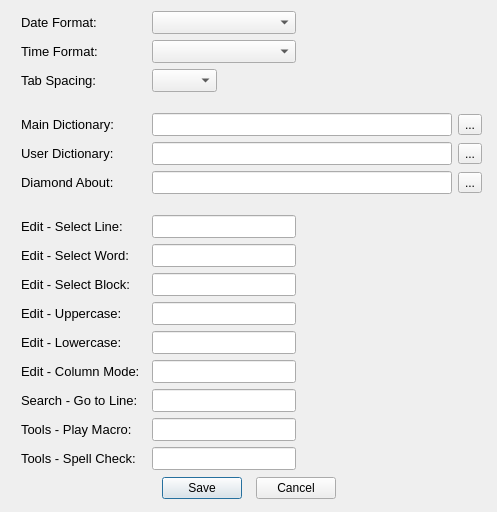
Old version of the form dialog_options.ui in the repository copperspice/diamond.
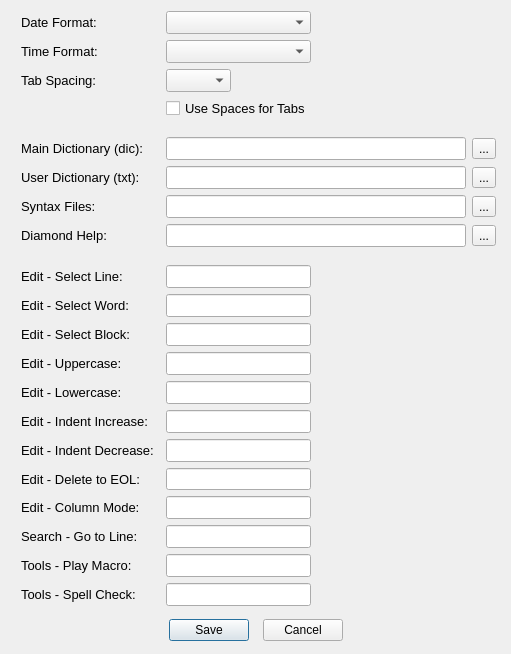
New version of the form. Custom widgets are drawn as their Qt base class.

```diff
--- a/dialog_options.ui
+++ b/dialog_options.ui
@@ -9,8 +9,8 @@
    <rect>
     <x>0</x>
     <y>0</y>
-    <width>496</width>
-    <height>493</height>
+    <width>511</width>
+    <height>654</height>
    </rect>
   </property>
   <property name="windowTitle">
@@ -26,118 +26,12 @@
    <property name="rightMargin">
     <number>15</number>
    </property>
-   <item row="9" column="3">
-    <widget class="KeyLineEdit" name="key_selectWord">
-     <property name="font">
-      <font>
-       <pointsize>10</pointsize>
-      </font>
-     </property>
-    </widget>
-   </item>
-   <item row="1" column="4" colspan="3">
-    <spacer name="horizontalSpacer_3">
-     <property name="orientation">
-      <enum>Qt::Horizontal</enum>
-     </property>
-     <property name="sizeType">
-      <enum>QSizePolicy::Fixed</enum>
-     </property>
-     <property name="sizeHint" stdset="0">
-      <size>
-       <width>125</width>
-       <height>20</height>
-      </size>
-     </property>
-    </spacer>
-   </item>
-   <item row="2" column="1">
-    <widget class="QLabel" name="label_2">
-     <property name="minimumSize">
-      <size>
-       <width>0</width>
-       <height>20</height>
-      </size>
-     </property>
-     <property name="font">
-      <font>
-       <pointsize>10</pointsize>
-      </font>
-     </property>
-     <property name="text">
-      <string>Tab Spacing:</string>
-     </property>
-    </widget>
-   </item>
-   <item row="13" column="3">
-    <widget class="KeyLineEdit" name="key_lower">
-     <property name="font">
-      <font>
-       <pointsize>10</pointsize>
-      </font>
-     </property>
-    </widget>
-   </item>
-   <item row="16" column="1">
-    <widget class="QLabel" name="label_14">
-     <property name="font">
-      <font>
-       <pointsize>10</pointsize>
-      </font>
-     </property>
-     <property name="text">
-      <string>Tools - Play Macro:</string>
-     </property>
-    </widget>
-   </item>
-   <item row="1" column="3">
-    <widget class="QComboBox" name="timeFormat_CB">
-     <property name="minimumSize">
-      <size>
-       <width>100</width>
-       <height>0</height>
-      </size>
-     </property>
-     <property name="font">
-      <font>
-       <pointsize>10</pointsize>
-      </font>
-     </property>
-    </widget>
-   </item>
-   <item row="0" column="3">
-    <widget class="QComboBox" name="dateFormat_CB">
-     <property name="minimumSize">
-      <size>
-       <width>100</width>
-       <height>0</height>
-      </size>
-     </property>
-     <property name="font">
-      <font>
-       <pointsize>10</pointsize>
-      </font>
-     </property>
-    </widget>
-   </item>
    <item row="8" column="1">
-    <widget class="QLabel" name="label_7">
-     <property name="font">
-      <font>
-       <pointsize>10</pointsize>
-      </font>
-     </property>
-     <property name="text">
-      <string>Edit - Select Line:</string>
-     </property>
-    </widget>
-   </item>
-   <item row="4" column="3" colspan="3">
-    <widget class="QLineEdit" name="dictMain">
+    <widget class="QLabel" name="label_4">
      <property name="minimumSize">
       <size>
-       <width>300</width>
-       <height>0</height>
+       <width>0</width>
+       <height>20</height>
       </size>
      </property>
      <property name="font">
@@ -145,14 +39,8 @@
        <pointsize>10</pointsize>
       </font>
      </property>
-     <property name="toolTip">
-      <string extracomment="Location of Main Dictionary"/>
-     </property>
-     <property name="whatsThis">
-      <string/>
-     </property>
-     <property name="readOnly">
-      <bool>true</bool>
+     <property name="text">
+      <string>Main Dictionary (dic):</string>
      </property>
     </widget>
    </item>
@@ -174,7 +62,16 @@
      </property>
     </widget>
    </item>
-   <item row="12" column="3">
+   <item row="25" column="3">
+    <widget class="KeyLineEdit" name="key_spellCheck">
+     <property name="font">
+      <font>
+       <pointsize>10</pointsize>
+      </font>
+     </property>
+    </widget>
+   </item>
+   <item row="17" column="3">
     <widget class="KeyLineEdit" name="key_upper">
      <property name="font">
       <font>
@@ -183,53 +80,20 @@
      </property>
     </widget>
    </item>
-   <item row="5" column="6">
-    <widget class="QToolButton" name="dictUser_TB">
-     <property name="text">
-      <string>...</string>
+   <item row="26" column="1">
+    <spacer name="verticalSpacer_3">
+     <property name="orientation">
+      <enum>Qt::Vertical</enum>
      </property>
-    </widget>
-   </item>
-   <item row="8" column="3">
-    <widget class="KeyLineEdit" name="key_selectLine">
-     <property name="font">
-      <font>
-       <pointsize>10</pointsize>
-      </font>
+     <property name="sizeHint" stdset="0">
+      <size>
+       <width>20</width>
+       <height>10</height>
+      </size>
      </property>
-    </widget>
+    </spacer>
    </item>
-   <item row="11" column="3">
-    <widget class="KeyLineEdit" name="key_selectBlock">
-     <property name="font">
-      <font>
-       <pointsize>10</pointsize>
-      </font>
-     </property>
-    </widget>
-   </item>
-   <item row="15" column="1">
-    <widget class="QLabel" name="label_9">
-     <property name="font">
-      <font>
-       <pointsize>10</pointsize>
-      </font>
-     </property>
-     <property name="text">
-      <string>Search - Go to Line:</string>
-     </property>
-    </widget>
-   </item>
-   <item row="16" column="3">
-    <widget class="KeyLineEdit" name="key_macroPlay">
-     <property name="font">
-      <font>
-       <pointsize>10</pointsize>
-      </font>
-     </property>
-    </widget>
-   </item>
-   <item row="11" column="1">
+   <item row="16" column="1">
     <widget class="QLabel" name="label_12">
      <property name="font">
       <font>
@@ -241,24 +105,8 @@
      </property>
     </widget>
    </item>
-   <item row="3" column="1">
-    <spacer name="verticalSpacer_2">
-     <property name="orientation">
-      <enum>Qt::Vertical</enum>
-     </property>
-     <property name="sizeType">
-      <enum>QSizePolicy::Fixed</enum>
-     </property>
-     <property name="sizeHint" stdset="0">
-      <size>
-       <width>20</width>
-       <height>15</height>
-      </size>
-     </property>
-    </spacer>
-   </item>
-   <item row="6" column="1">
-    <widget class="QLabel" name="label_6">
+   <item row="24" column="1">
+    <widget class="QLabel" name="label_14">
      <property name="font">
       <font>
        <pointsize>10</pointsize>
@@ -268,105 +116,11 @@
       <string/>
      </property>
      <property name="text">
-      <string>Diamond About:</string>
+      <string>Tools - Play Macro:</string>
      </property>
     </widget>
    </item>
-   <item row="2" column="3">
-    <widget class="QComboBox" name="tabSpacing_CB">
-     <property name="maximumSize">
-      <size>
-       <width>65</width>
-       <height>16777215</height>
-      </size>
-     </property>
-     <property name="font">
-      <font>
-       <pointsize>10</pointsize>
-      </font>
-     </property>
-    </widget>
-   </item>
-   <item row="15" column="3">
-    <widget class="KeyLineEdit" name="key_goLine">
-     <property name="font">
-      <font>
-       <pointsize>10</pointsize>
-      </font>
-     </property>
-    </widget>
-   </item>
-   <item row="8" column="4">
-    <spacer name="horizontalSpacer">
-     <property name="orientation">
-      <enum>Qt::Horizontal</enum>
-     </property>
-     <property name="sizeHint" stdset="0">
-      <size>
-       <width>40</width>
-       <height>20</height>
-      </size>
-     </property>
-    </spacer>
-   </item>
-   <item row="5" column="1">
-    <widget class="QLabel" name="label_5">
-     <property name="minimumSize">
-      <size>
-       <width>0</width>
-       <height>20</height>
-      </size>
-     </property>
-     <property name="font">
-      <font>
-       <pointsize>10</pointsize>
-      </font>
-     </property>
-     <property name="text">
-      <string>User Dictionary:</string>
-     </property>
-    </widget>
-   </item>
-   <item row="14" column="3">
-    <widget class="KeyLineEdit" name="key_columnMode">
-     <property name="font">
-      <font>
-       <pointsize>10</pointsize>
-      </font>
-     </property>
-    </widget>
-   </item>
-   <item row="9" column="1">
-    <widget class="QLabel" name="label_8">
-     <property name="font">
-      <font>
-       <pointsize>10</pointsize>
-      </font>
-     </property>
-     <property name="text">
-      <string>Edit - Select Word:</string>
-     </property>
-    </widget>
-   </item>
-   <item row="0" column="1">
-    <widget class="QLabel" name="label">
-     <property name="minimumSize">
-      <size>
-       <width>0</width>
-       <height>20</height>
-      </size>
-     </property>
-     <property name="font">
-      <font>
-       <pointsize>10</pointsize>
-      </font>
-     </property>
-     <property name="text">
-      <string>Date Format:</string>
-     </property>
-    </widget>
-   </item>
-   <item row="19" column="0" colspan="7">
+   <item row="28" column="0" colspan="7">
     <layout class="QHBoxLayout" name="horizontalLayout_101">
      <item>
       <spacer name="horizontalSpacer_100">
@@ -426,7 +180,278 @@
      </item>
     </layout>
    </item>
-   <item row="14" column="1">
+   <item row="25" column="1">
+    <widget class="QLabel" name="label_15">
+     <property name="font">
+      <font>
+       <pointsize>10</pointsize>
+      </font>
+     </property>
+     <property name="text">
+      <string>Tools - Spell Check:</string>
+     </property>
+    </widget>
+   </item>
+   <item row="9" column="3" colspan="3">
+    <widget class="QLineEdit" name="dictUser">
+     <property name="minimumSize">
+      <size>
+       <width>300</width>
+       <height>0</height>
+      </size>
+     </property>
+     <property name="font">
+      <font>
+       <pointsize>10</pointsize>
+      </font>
+     </property>
+     <property name="statusTip">
+      <string extracomment="Location of User Dictionary"/>
+     </property>
+     <property name="whatsThis">
+      <string/>
+     </property>
+     <property name="readOnly">
+      <bool>true</bool>
+     </property>
+    </widget>
+   </item>
+   <item row="2" column="3">
+    <widget class="QComboBox" name="tabSpacing_CB">
+     <property name="maximumSize">
+      <size>
+       <width>65</width>
+       <height>16777215</height>
+      </size>
+     </property>
+     <property name="font">
+      <font>
+       <pointsize>10</pointsize>
+      </font>
+     </property>
+    </widget>
+   </item>
+   <item row="0" column="3">
+    <widget class="QComboBox" name="dateFormat_CB">
+     <property name="minimumSize">
+      <size>
+       <width>100</width>
+       <height>0</height>
+      </size>
+     </property>
+     <property name="font">
+      <font>
+       <pointsize>10</pointsize>
+      </font>
+     </property>
+    </widget>
+   </item>
+   <item row="13" column="1">
+    <widget class="QLabel" name="label_7">
+     <property name="font">
+      <font>
+       <pointsize>10</pointsize>
+      </font>
+     </property>
+     <property name="text">
+      <string>Edit - Select Line:</string>
+     </property>
+    </widget>
+   </item>
+   <item row="9" column="1">
+    <widget class="QLabel" name="label_5">
+     <property name="minimumSize">
+      <size>
+       <width>0</width>
+       <height>20</height>
+      </size>
+     </property>
+     <property name="font">
+      <font>
+       <pointsize>10</pointsize>
+      </font>
+     </property>
+     <property name="text">
+      <string>User Dictionary (txt):</string>
+     </property>
+    </widget>
+   </item>
+   <item row="14" column="3">
+    <widget class="KeyLineEdit" name="key_selectWord">
+     <property name="font">
+      <font>
+       <pointsize>10</pointsize>
+      </font>
+     </property>
+    </widget>
+   </item>
+   <item row="13" column="4">
+    <spacer name="horizontalSpacer">
+     <property name="orientation">
+      <enum>Qt::Horizontal</enum>
+     </property>
+     <property name="sizeHint" stdset="0">
+      <size>
+       <width>40</width>
+       <height>20</height>
+      </size>
+     </property>
+    </spacer>
+   </item>
+   <item row="22" column="3">
+    <widget class="KeyLineEdit" name="key_columnMode">
+     <property name="font">
+      <font>
+       <pointsize>10</pointsize>
+      </font>
+     </property>
+    </widget>
+   </item>
+   <item row="11" column="6">
+    <widget class="QToolButton" name="about_TB">
+     <property name="text">
+      <string>...</string>
+     </property>
+    </widget>
+   </item>
+   <item row="13" column="3">
+    <widget class="KeyLineEdit" name="key_selectLine">
+     <property name="font">
+      <font>
+       <pointsize>10</pointsize>
+      </font>
+     </property>
+    </widget>
+   </item>
+   <item row="5" column="3">
+    <spacer name="verticalSpacer_2">
+     <property name="orientation">
+      <enum>Qt::Vertical</enum>
+     </property>
+     <property name="sizeType">
+      <enum>QSizePolicy::Fixed</enum>
+     </property>
+     <property name="sizeHint" stdset="0">
+      <size>
+       <width>20</width>
+       <height>12</height>
+      </size>
+     </property>
+    </spacer>
+   </item>
+   <item row="19" column="1">
+    <widget class="QLabel" name="label_16">
+     <property name="font">
+      <font>
+       <pointsize>10</pointsize>
+      </font>
+     </property>
+     <property name="text">
+      <string>Edit - Indent Increase:</string>
+     </property>
+    </widget>
+   </item>
+   <item row="20" column="1">
+    <widget class="QLabel" name="label_17">
+     <property name="font">
+      <font>
+       <pointsize>10</pointsize>
+      </font>
+     </property>
+     <property name="text">
+      <string>Edit - Indent Decrease:</string>
+     </property>
+    </widget>
+   </item>
+   <item row="19" column="3">
+    <widget class="KeyLineEdit" name="key_indentIncr">
+     <property name="font">
+      <font>
+       <pointsize>10</pointsize>
+      </font>
+     </property>
+    </widget>
+   </item>
+   <item row="23" column="3">
+    <widget class="KeyLineEdit" name="key_goLine">
+     <property name="font">
+      <font>
+       <pointsize>10</pointsize>
+      </font>
+     </property>
+    </widget>
+   </item>
+   <item row="18" column="1">
+    <widget class="QLabel" name="label_11">
+     <property name="font">
+      <font>
+       <pointsize>10</pointsize>
+      </font>
+     </property>
+     <property name="text">
+      <string>Edit - Lowercase:</string>
+     </property>
+    </widget>
+   </item>
+   <item row="0" column="1">
+    <widget class="QLabel" name="label">
+     <property name="minimumSize">
+      <size>
+       <width>0</width>
+       <height>20</height>
+      </size>
+     </property>
+     <property name="font">
+      <font>
+       <pointsize>10</pointsize>
+      </font>
+     </property>
+     <property name="text">
+      <string>Date Format:</string>
+     </property>
+    </widget>
+   </item>
+   <item row="9" column="6">
+    <widget class="QToolButton" name="dictUser_TB">
+     <property name="text">
+      <string>...</string>
+     </property>
+    </widget>
+   </item>
+   <item row="18" column="3">
+    <widget class="KeyLineEdit" name="key_lower">
+     <property name="font">
+      <font>
+       <pointsize>10</pointsize>
+      </font>
+     </property>
+    </widget>
+   </item>
+   <item row="23" column="1">
+    <widget class="QLabel" name="label_9">
+     <property name="font">
+      <font>
+       <pointsize>10</pointsize>
+      </font>
+     </property>
+     <property name="text">
+      <string>Search - Go to Line:</string>
+     </property>
+    </widget>
+   </item>
+   <item row="17" column="1">
+    <widget class="QLabel" name="label_13">
+     <property name="font">
+      <font>
+       <pointsize>10</pointsize>
+      </font>
+     </property>
+     <property name="text">
+      <string>Edit - Uppercase:</string>
+     </property>
+    </widget>
+   </item>
+   <item row="22" column="1">
     <widget class="QLabel" name="label_10">
      <property name="font">
       <font>
@@ -438,7 +463,16 @@
      </property>
     </widget>
    </item>
-   <item row="6" column="3" colspan="3">
+   <item row="20" column="3">
+    <widget class="KeyLineEdit" name="key_indentDecr">
+     <property name="font">
+      <font>
+       <pointsize>10</pointsize>
+      </font>
+     </property>
+    </widget>
+   </item>
+   <item row="11" column="3" colspan="3">
     <widget class="QLineEdit" name="about">
      <property name="minimumSize">
       <size>
@@ -462,32 +496,50 @@
      </property>
     </widget>
    </item>
-   <item row="18" column="1">
-    <spacer name="verticalSpacer_3">
+   <item row="14" column="1">
+    <widget class="QLabel" name="label_8">
+     <property name="font">
+      <font>
+       <pointsize>10</pointsize>
+      </font>
+     </property>
+     <property name="text">
+      <string>Edit - Select Word:</string>
+     </property>
+    </widget>
+   </item>
+   <item row="1" column="4" colspan="3">
+    <spacer name="horizontalSpacer_3">
      <property name="orientation">
-      <enum>Qt::Vertical</enum>
+      <enum>Qt::Horizontal</enum>
+     </property>
+     <property name="sizeType">
+      <enum>QSizePolicy::Fixed</enum>
      </property>
      <property name="sizeHint" stdset="0">
       <size>
-       <width>20</width>
-       <height>10</height>
+       <width>125</width>
+       <height>20</height>
       </size>
      </property>
     </spacer>
    </item>
+   <item row="11" column="1">
+    <widget class="QLabel" name="label_6">
+     <property name="font">
+      <font>
+       <pointsize>10</pointsize>
+      </font>
+     </property>
+     <property name="whatsThis">
+      <string/>
+     </property>
+     <property name="text">
+      <string>Diamond Help:</string>
+     </property>
+    </widget>
+   </item>
    <item row="12" column="1">
-    <widget class="QLabel" name="label_13">
-     <property name="font">
-      <font>
-       <pointsize>10</pointsize>
-      </font>
-     </property>
-     <property name="text">
-      <string>Edit - Uppercase:</string>
-     </property>
-    </widget>
-   </item>
-   <item row="7" column="1">
     <spacer name="verticalSpacer">
      <property name="orientation">
       <enum>Qt::Vertical</enum>
@@ -498,24 +550,17 @@
      <property name="sizeHint" stdset="0">
       <size>
        <width>20</width>
-       <height>15</height>
+       <height>12</height>
       </size>
      </property>
     </spacer>
    </item>
-   <item row="6" column="6">
-    <widget class="QToolButton" name="about_TB">
-     <property name="text">
-      <string>...</string>
-     </property>
-    </widget>
-   </item>
-   <item row="5" column="3" colspan="3">
-    <widget class="QLineEdit" name="dictUser">
+   <item row="2" column="1">
+    <widget class="QLabel" name="label_2">
      <property name="minimumSize">
       <size>
-       <width>300</width>
-       <height>0</height>
+       <width>0</width>
+       <height>20</height>
       </size>
      </property>
      <property name="font">
@@ -523,42 +568,45 @@
        <pointsize>10</pointsize>
       </font>
      </property>
-     <property name="statusTip">
-      <string extracomment="Location of User Dictionary"/>
-     </property>
-     <property name="whatsThis">
-      <string/>
-     </property>
-     <property name="readOnly">
-      <bool>true</bool>
+     <property name="text">
+      <string>Tab Spacing:</string>
      </property>
     </widget>
    </item>
-   <item row="4" column="6">
+   <item row="8" column="6">
     <widget class="QToolButton" name="dictMain_TB">
      <property name="text">
       <string>...</string>
      </property>
     </widget>
    </item>
-   <item row="13" column="1">
-    <widget class="QLabel" name="label_11">
+   <item row="24" column="3">
+    <widget class="KeyLineEdit" name="key_macroPlay">
      <property name="font">
       <font>
        <pointsize>10</pointsize>
       </font>
      </property>
+    </widget>
+   </item>
+   <item row="3" column="3">
+    <widget class="QCheckBox" name="useSpaces_CKB">
+     <property name="font">
+      <font>
+       <pointsize>10</pointsize>
+      </font>
+     </property>
      <property name="text">
-      <string>Edit - Lowercase:</string>
+      <string>Use Spaces for Tabs</string>
      </property>
     </widget>
    </item>
-   <item row="4" column="1">
-    <widget class="QLabel" name="label_4">
+   <item row="8" column="3" colspan="3">
+    <widget class="QLineEdit" name="dictMain">
      <property name="minimumSize">
       <size>
-       <width>0</width>
-       <height>20</height>
+       <width>300</width>
+       <height>0</height>
       </size>
      </property>
      <property name="font">
@@ -566,30 +614,91 @@
        <pointsize>10</pointsize>
       </font>
      </property>
+     <property name="toolTip">
+      <string extracomment="Location of Main Dictionary"/>
+     </property>
+     <property name="whatsThis">
+      <string/>
+     </property>
+     <property name="readOnly">
+      <bool>true</bool>
+     </property>
+    </widget>
+   </item>
+   <item row="16" column="3">
+    <widget class="KeyLineEdit" name="key_selectBlock">
+     <property name="font">
+      <font>
+       <pointsize>10</pointsize>
+      </font>
+     </property>
+    </widget>
+   </item>
+   <item row="1" column="3">
+    <widget class="QComboBox" name="timeFormat_CB">
+     <property name="minimumSize">
+      <size>
+       <width>100</width>
+       <height>0</height>
+      </size>
+     </property>
+     <property name="font">
+      <font>
+       <pointsize>10</pointsize>
+      </font>
+     </property>
+    </widget>
+   </item>
+   <item row="21" column="1">
+    <widget class="QLabel" name="label_18">
+     <property name="font">
+      <font>
+       <pointsize>10</pointsize>
+      </font>
+     </property>
      <property name="text">
-      <string>Main Dictionary:</string>
+      <string>Edit - Delete to EOL:</string>
      </property>
     </widget>
    </item>
-   <item row="17" column="1">
-    <widget class="QLabel" name="label_15">
+   <item row="21" column="3">
+    <widget class="KeyLineEdit" name="key_deleteEOL"/>
+   </item>
+   <item row="10" column="1">
+    <widget class="QLabel" name="label_19">
      <property name="font">
       <font>
        <pointsize>10</pointsize>
       </font>
      </property>
      <property name="text">
-      <string>Tools - Spell Check:</string>
+      <string>Syntax Files:</string>
      </property>
     </widget>
    </item>
-   <item row="17" column="3">
-    <widget class="KeyLineEdit" name="key_spellCheck">
+   <item row="10" column="6">
+    <widget class="QToolButton" name="syntax_TB">
+     <property name="text">
+      <string>...</string>
+     </property>
+    </widget>
+   </item>
+   <item row="10" column="3" colspan="3">
+    <widget class="QLineEdit" name="syntax">
+     <property name="minimumSize">
+      <size>
+       <width>300</width>
+       <height>0</height>
+      </size>
+     </property>
      <property name="font">
       <font>
        <pointsize>10</pointsize>
       </font>
      </property>
+     <property name="readOnly">
+      <bool>true</bool>
+     </property>
     </widget>
    </item>
   </layout>
```
Left out of the diff: 18 changed lines with no effect on the pictures.
